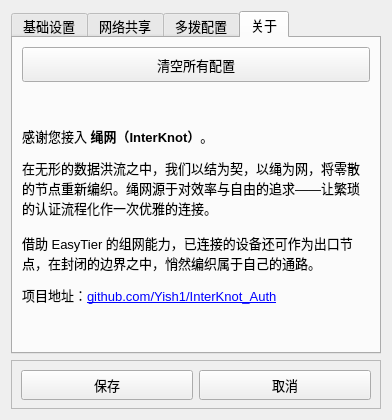
YeeNg2333/InterKnot_Auth, file Ui/Settings.ui: the form before one commit.
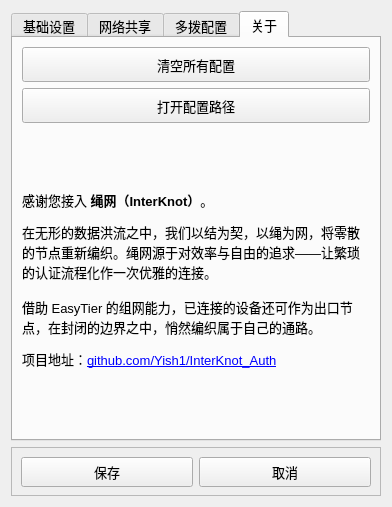
The form after the commit. The open tabs and pages were chosen to show the change.

Commit message: feat: 调整设置界面，增加“打开配置路径”按钮并更新相关功能

Patch:
```diff
--- a/Ui/Settings.ui
+++ b/Ui/Settings.ui
@@ -7,7 +7,7 @@
     <x>0</x>
     <y>0</y>
     <width>392</width>
-    <height>420</height>
+    <height>507</height>
    </rect>
   </property>
   <property name="sizePolicy">
@@ -428,7 +428,7 @@
        <string>关于</string>
       </attribute>
       <layout class="QGridLayout" name="gridLayout_4">
-       <item row="1" column="0">
+       <item row="2" column="0">
         <widget class="QLabel" name="label_5">
          <property name="styleSheet">
           <string notr="true">font-size: 10pt;</string>
@@ -460,6 +460,19 @@
          </property>
         </widget>
        </item>
+       <item row="1" column="0">
+        <widget class="QPushButton" name="pushButton_8">
+         <property name="minimumSize">
+          <size>
+           <width>0</width>
+           <height>35</height>
+          </size>
+         </property>
+         <property name="text">
+          <string>打开配置路径</string>
+         </property>
+        </widget>
+       </item>
       </layout>
      </widget>
     </widget>
```
The commit also changes 4 other files.
